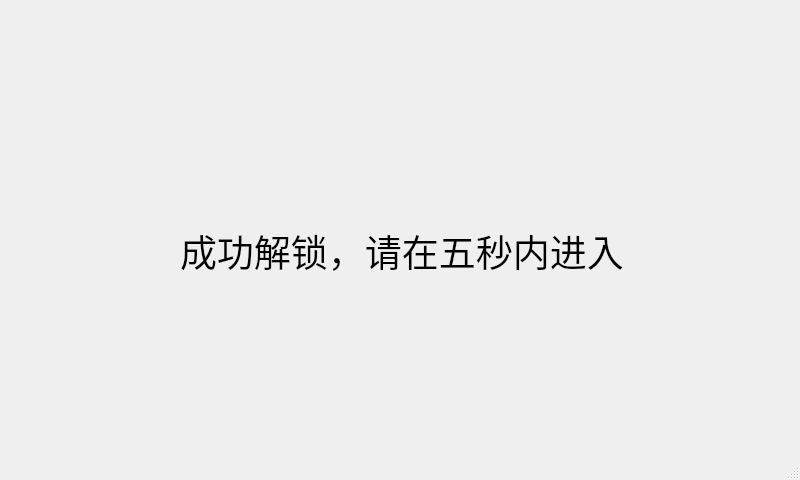
This is unlockPage.ui in Cloudiful/face-the-door as Qt 5 draws it before an edit. The edited form follows.
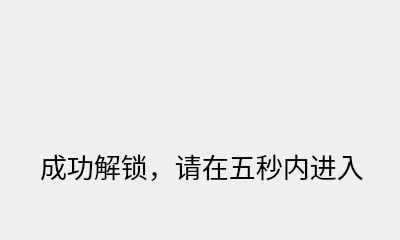
This is the edited form.

Commit message: using pyqt for GUI

Patch:
```diff
--- a/unlockPage.ui
+++ b/unlockPage.ui
@@ -1,40 +1,37 @@
 <?xml version="1.0" encoding="UTF-8"?>
 <ui version="4.0">
- <class>MainWindow</class>
- <widget class="QMainWindow" name="MainWindow">
+ <class>Dialog</class>
+ <widget class="QDialog" name="Dialog">
   <property name="geometry">
    <rect>
     <x>0</x>
     <y>0</y>
-    <width>800</width>
-    <height>480</height>
+    <width>400</width>
+    <height>240</height>
    </rect>
   </property>
   <property name="windowTitle">
    <string>MainWindow</string>
   </property>
-  <widget class="QWidget" name="centralwidget">
    <widget class="QLabel" name="label">
     <property name="geometry">
      <rect>
-      <x>180</x>
-      <y>170</y>
-      <width>461</width>
-      <height>161</height>
+     <x>40</x>
+     <y>130</y>
+     <width>341</width>
+     <height>71</height>
      </rect>
     </property>
     <property name="font">
      <font>
       <family>萝莉体</family>
-      <pointsize>28</pointsize>
+     <pointsize>20</pointsize>
      </font>
     </property>
     <property name="text">
      <string>成功解锁，请在五秒内进入</string>
     </property>
    </widget>
-  </widget>
-  <widget class="QStatusBar" name="statusbar"/>
  </widget>
  <resources/>
  <connections/>
```
Left out of the diff: 2 changed lines with no effect on the pictures. Lines whose indentation alone changed are shown as unchanged. The commit also changes 6 other files.
